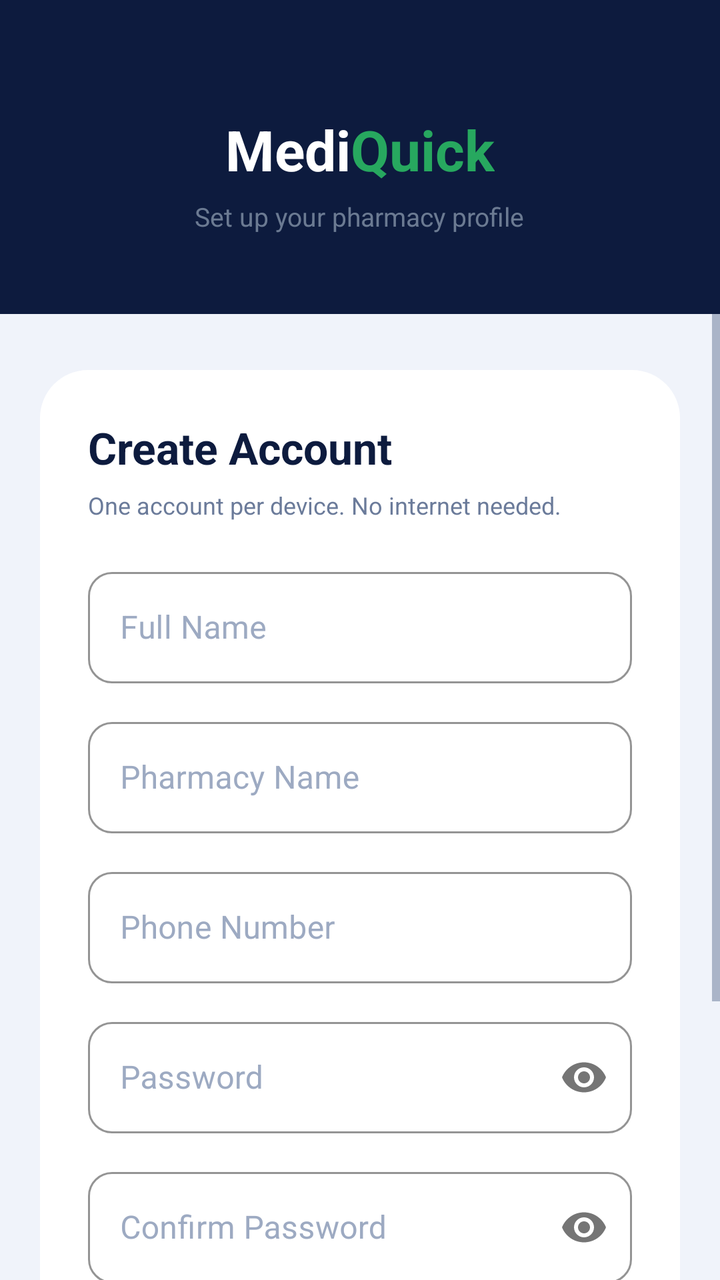
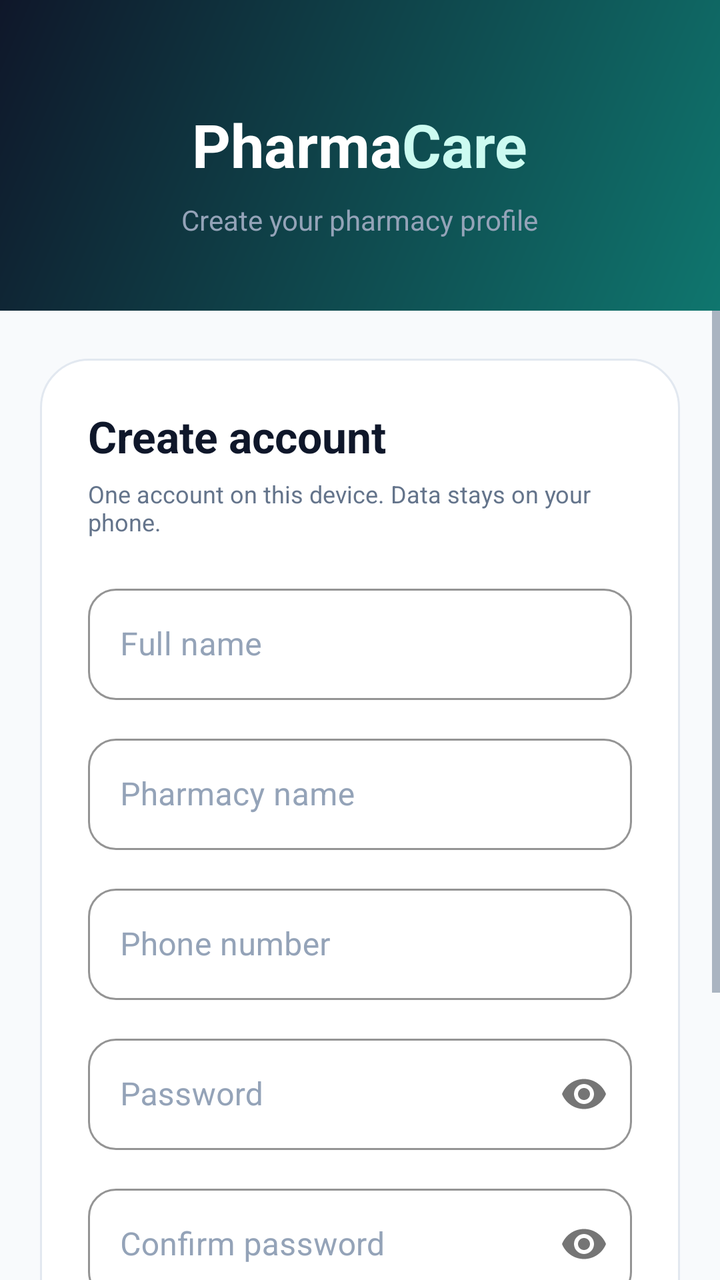

The first picture is an Android layout as it rendered before a commit; the second is the same layout after the commit. The layout source and the unified diff follow.
<!-- AndroidManifest.xml: application theme Theme.MediQuick -->
<!-- res/layout/activity_sign_up.xml -->
<?xml version="1.0" encoding="utf-8"?>
<LinearLayout xmlns:android="http://schemas.android.com/apk/res/android"
    xmlns:app="http://schemas.android.com/apk/res-auto"
    android:layout_width="match_parent"
    android:layout_height="match_parent"
    android:orientation="vertical"
    android:background="@color/surface">

    
    <LinearLayout
        android:layout_width="match_parent"
        android:layout_height="wrap_content"
        android:orientation="vertical"
        android:gravity="center"
        android:background="@color/navy"
        android:paddingTop="56dp"
        android:paddingBottom="40dp"
        android:paddingHorizontal="28dp">

        <LinearLayout
            android:layout_width="wrap_content"
            android:layout_height="wrap_content"
            android:orientation="horizontal">

            <TextView
                android:layout_width="wrap_content"
                android:layout_height="wrap_content"
                android:text="Medi"
                android:textColor="@color/white"
                android:textSize="28sp"
                android:textStyle="bold" />

            <TextView
                android:layout_width="wrap_content"
                android:layout_height="wrap_content"
                android:text="Quick"
                android:textColor="@color/green_primary"
                android:textSize="28sp"
                android:textStyle="bold" />

        </LinearLayout>

        <TextView
            android:layout_width="wrap_content"
            android:layout_height="wrap_content"
            android:layout_marginTop="6dp"
            android:text="Set up your pharmacy profile"
            android:textColor="#99AABBCC"
            android:textSize="13sp" />

    </LinearLayout>

    
    <ScrollView
        android:layout_width="match_parent"
        android:layout_height="0dp"
        android:layout_weight="1">

        <LinearLayout
            android:layout_width="match_parent"
            android:layout_height="wrap_content"
            android:orientation="vertical"
            android:paddingHorizontal="20dp"
            android:paddingTop="28dp"
            android:paddingBottom="32dp">

            <LinearLayout
                android:layout_width="match_parent"
                android:layout_height="wrap_content"
                android:orientation="vertical"
                android:background="@drawable/bg_auth_card"
                android:padding="24dp">

                <TextView
                    android:layout_width="wrap_content"
                    android:layout_height="wrap_content"
                    android:text="Create Account"
                    android:textColor="@color/navy"
                    android:textSize="22sp"
                    android:textStyle="bold"
                    android:layout_marginBottom="6dp" />

                <TextView
                    android:layout_width="wrap_content"
                    android:layout_height="wrap_content"
                    android:text="One account per device. No internet needed."
                    android:textColor="@color/text_secondary"
                    android:textSize="12sp"
                    android:layout_marginBottom="20dp" />

                
                <com.google.android.material.textfield.TextInputLayout
                    android:id="@+id/tilName"
                    style="@style/InputLayout"
                    android:layout_width="match_parent"
                    android:layout_height="wrap_content"
                    android:hint="Full Name"
                    android:layout_marginBottom="14dp">

                    <com.google.android.material.textfield.TextInputEditText
                        android:id="@+id/etName"
                        android:layout_width="match_parent"
                        android:layout_height="wrap_content"
                        android:inputType="textPersonName"
                        android:maxLines="1"
                        android:textColor="@color/black" />

                </com.google.android.material.textfield.TextInputLayout>

                
                <com.google.android.material.textfield.TextInputLayout
                    android:id="@+id/tilPharmacy"
                    style="@style/InputLayout"
                    android:layout_width="match_parent"
                    android:layout_height="wrap_content"
                    android:hint="Pharmacy Name"
                    android:layout_marginBottom="14dp">

                    <com.google.android.material.textfield.TextInputEditText
                        android:id="@+id/etPharmacy"
                        android:layout_width="match_parent"
                        android:layout_height="wrap_content"
                        android:inputType="textCapWords"
                        android:maxLines="1"
                        android:textColor="@color/black" />

                </com.google.android.material.textfield.TextInputLayout>

                
                <com.google.android.material.textfield.TextInputLayout
                    android:id="@+id/tilPhone"
                    style="@style/InputLayout"
                    android:layout_width="match_parent"
                    android:layout_height="wrap_content"
                    android:hint="Phone Number"
                    android:layout_marginBottom="14dp">

                    <com.google.android.material.textfield.TextInputEditText
                        android:id="@+id/etPhone"
                        android:layout_width="match_parent"
                        android:layout_height="wrap_content"
                        android:inputType="phone"
                        android:maxLines="1"
                        android:textColor="@color/black" />

                </com.google.android.material.textfield.TextInputLayout>

                
                <com.google.android.material.textfield.TextInputLayout
                    android:id="@+id/tilPassword"
                    style="@style/InputLayout"
                    android:layout_width="match_parent"
                    android:layout_height="wrap_content"
                    android:hint="Password"
                    app:passwordToggleEnabled="true"
                    android:layout_marginBottom="14dp">

                    <com.google.android.material.textfield.TextInputEditText
                        android:id="@+id/etPassword"
                        android:layout_width="match_parent"
                        android:layout_height="wrap_content"
                        android:inputType="textPassword"
                        android:maxLines="1"
                        android:textColor="@color/black" />

                </com.google.android.material.textfield.TextInputLayout>

                
                <com.google.android.material.textfield.TextInputLayout
                    android:id="@+id/tilConfirm"
                    style="@style/InputLayout"
                    android:layout_width="match_parent"
                    android:layout_height="wrap_content"
                    android:hint="Confirm Password"
                    app:passwordToggleEnabled="true"
                    android:layout_marginBottom="24dp">

                    <com.google.android.material.textfield.TextInputEditText
                        android:id="@+id/etConfirm"
                        android:layout_width="match_parent"
                        android:layout_height="wrap_content"
                        android:inputType="textPassword"
                        android:maxLines="1"
                        android:textColor="@color/black" />

                </com.google.android.material.textfield.TextInputLayout>

                
                <TextView
                    android:id="@+id/tvError"
                    android:layout_width="match_parent"
                    android:layout_height="wrap_content"
                    android:text=""
                    android:textColor="@color/error"
                    android:textSize="13sp"
                    android:visibility="gone"
                    android:layout_marginBottom="12dp" />

                
                <Button
                    android:id="@+id/btnSignUp"
                    android:layout_width="match_parent"
                    android:layout_height="54dp"
                    android:text="Create Account"
                    android:textSize="15sp"
                    android:textStyle="bold"
                    android:textColor="@color/white"
                    android:background="@drawable/bg_green_button"
                    style="@style/Widget.MaterialComponents.Button.UnelevatedButton" />

                
                <View
                    android:layout_width="match_parent"
                    android:layout_height="1dp"
                    android:background="@color/border"
                    android:layout_marginVertical="20dp" />

                
                <TextView
                    android:id="@+id/tvGoSignIn"
                    android:layout_width="match_parent"
                    android:layout_height="wrap_content"
                    android:text="Already have an account? Sign In"
                    android:textColor="@color/green_primary"
                    android:textSize="14sp"
                    android:textStyle="bold"
                    android:gravity="center"
                    android:clickable="true"
                    android:focusable="true" />

            </LinearLayout>

        </LinearLayout>
    </ScrollView>

</LinearLayout>
<!-- resources referenced by this layout -->
<resources>
  <color name="black">#000000</color>
  <color name="border">#E2E8F5</color>
  <color name="error">#E5534B</color>
  <color name="green_primary">#27A85F</color>
  <color name="navy">#0D1B3E</color>
  <color name="surface">#F0F3FA</color>
  <color name="text_secondary">#6B7B9A</color>
  <!-- drawable bg_auth_card (drawable) -->
  <?xml version="1.0" encoding="utf-8"?>
  <shape xmlns:android="http://schemas.android.com/apk/res/android"
      android:shape="rectangle">
      <solid android:color="@color/white" />
      <corners android:radius="24dp" />
  </shape>
  <!-- drawable bg_green_button (drawable) -->
  <?xml version="1.0" encoding="utf-8"?>
  <shape xmlns:android="http://schemas.android.com/apk/res/android"
      android:shape="rectangle">
      <solid android:color="@color/green_primary" />
      <corners android:radius="14dp" />
  </shape>
  <style name="InputLayout" parent="Widget.MaterialComponents.TextInputLayout.OutlinedBox">
          <item name="boxStrokeColor">@color/border</item>
          <item name="hintTextColor">@color/text_secondary</item>
          <item name="boxCornerRadiusTopStart">12dp</item>
          <item name="boxCornerRadiusTopEnd">12dp</item>
          <item name="boxCornerRadiusBottomStart">12dp</item>
          <item name="boxCornerRadiusBottomEnd">12dp</item>
          <item name="boxBackgroundColor">@color/white</item>
          
          <item name="android:textColorHint">@color/text_hint</item>
      </style>
  <style name="Theme.MediQuick" parent="Theme.MaterialComponents.DayNight.NoActionBar">
          <item name="colorPrimary">@color/green_primary</item>
          <item name="colorPrimaryVariant">@color/green_dark</item>
          <item name="colorOnPrimary">@color/white</item>
          <item name="android:windowBackground">@color/navy</item>
          <item name="android:statusBarColor">@color/navy</item>
          <item name="android:navigationBarColor">@color/navy</item>
          <item name="android:windowLightStatusBar">false</item>
          
          <item name="android:textColor">@color/black</item>
          <item name="android:textColorPrimary">@color/black</item>
          <item name="android:textColorSecondary">@color/text_secondary</item>
          <item name="colorControlNormal">@color/text_secondary</item>
          <item name="colorControlActivated">@color/green_primary</item>
          <item name="colorControlHighlight">@color/green_light</item>
      </style>
  <color name="text_hint">#9DAAC2</color>
  <color name="green_dark">#1D8B4C</color>
  <color name="green_light">#E8F7EF</color>
  <!-- unchanged entries left out for length: 1 -->
</resources>

<!-- the commit's change to res/layout/activity_sign_up.xml (unified diff, before → after) -->
@@ -3,19 +3,18 @@
     xmlns:app="http://schemas.android.com/apk/res-auto"
     android:layout_width="match_parent"
     android:layout_height="match_parent"
-    android:orientation="vertical"
-    android:background="@color/surface">
-
-    
+    android:background="@color/surface"
+    android:orientation="vertical">
+
     <LinearLayout
         android:layout_width="match_parent"
         android:layout_height="wrap_content"
+        android:background="@drawable/bg_header_gradient"
+        android:gravity="center"
         android:orientation="vertical"
-        android:gravity="center"
-        android:background="@color/navy"
-        android:paddingTop="56dp"
-        android:paddingBottom="40dp"
-        android:paddingHorizontal="28dp">
+        android:paddingHorizontal="28dp"
+        android:paddingTop="52dp"
+        android:paddingBottom="36dp">
 
         <LinearLayout
             android:layout_width="wrap_content"
@@ -25,32 +24,30 @@
             <TextView
                 android:layout_width="wrap_content"
                 android:layout_height="wrap_content"
-                android:text="Medi"
+                android:text="Pharma"
                 android:textColor="@color/white"
-                android:textSize="28sp"
+                android:textSize="30sp"
                 android:textStyle="bold" />
 
             <TextView
                 android:layout_width="wrap_content"
                 android:layout_height="wrap_content"
-                android:text="Quick"
-                android:textColor="@color/green_primary"
-                android:textSize="28sp"
+                android:text="Care"
+                android:textColor="@color/green_light"
+                android:textSize="30sp"
                 android:textStyle="bold" />
-
         </LinearLayout>
 
         <TextView
             android:layout_width="wrap_content"
             android:layout_height="wrap_content"
-            android:layout_marginTop="6dp"
-            android:text="Set up your pharmacy profile"
-            android:textColor="#99AABBCC"
-            android:textSize="13sp" />
-
+            android:layout_marginTop="8dp"
+            android:gravity="center"
+            android:text="@string/setup_profile"
+            android:textColor="@color/text_on_header_muted"
+            android:textSize="14sp" />
     </LinearLayout>
 
-    
     <ScrollView
         android:layout_width="match_parent"
         android:layout_height="0dp"
@@ -61,41 +58,40 @@
             android:layout_height="wrap_content"
             android:orientation="vertical"
             android:paddingHorizontal="20dp"
-            android:paddingTop="28dp"
+            android:paddingTop="24dp"
             android:paddingBottom="32dp">
 
             <LinearLayout
                 android:layout_width="match_parent"
                 android:layout_height="wrap_content"
+                android:background="@drawable/bg_auth_card"
                 android:orientation="vertical"
-                android:background="@drawable/bg_auth_card"
                 android:padding="24dp">
 
                 <TextView
                     android:layout_width="wrap_content"
                     android:layout_height="wrap_content"
-                    android:text="Create Account"
+                    android:layout_marginBottom="6dp"
+                    android:text="@string/sign_up"
                     android:textColor="@color/navy"
                     android:textSize="22sp"
-                    android:textStyle="bold"
-                    android:layout_marginBottom="6dp" />
+                    android:textStyle="bold" />
 
                 <TextView
                     android:layout_width="wrap_content"
                     android:layout_height="wrap_content"
-                    android:text="One account per device. No internet needed."
+                    android:layout_marginBottom="20dp"
+                    android:text="@string/signup_disclaimer"
                     android:textColor="@color/text_secondary"
-                    android:textSize="12sp"
-                    android:layout_marginBottom="20dp" />
-
-                
+                    android:textSize="12sp" />
+
                 <com.google.android.material.textfield.TextInputLayout
                     android:id="@+id/tilName"
                     style="@style/InputLayout"
                     android:layout_width="match_parent"
                     android:layout_height="wrap_content"
-                    android:hint="Full Name"
-                    android:layout_marginBottom="14dp">
+                    android:layout_marginBottom="14dp"
+                    android:hint="@string/full_name">
 
                     <com.google.android.material.textfield.TextInputEditText
                         android:id="@+id/etName"
@@ -104,17 +100,15 @@
                         android:inputType="textPersonName"
                         android:maxLines="1"
                         android:textColor="@color/black" />
-
-                </com.google.android.material.textfield.TextInputLayout>
-
-                
+                </com.google.android.material.textfield.TextInputLayout>
+
                 <com.google.android.material.textfield.TextInputLayout
                     android:id="@+id/tilPharmacy"
                     style="@style/InputLayout"
                     android:layout_width="match_parent"
                     android:layout_height="wrap_content"
-                    android:hint="Pharmacy Name"
-                    android:layout_marginBottom="14dp">
+                    android:layout_marginBottom="14dp"
+                    android:hint="@string/pharmacy_name">
 
                     <com.google.android.material.textfield.TextInputEditText
                         android:id="@+id/etPharmacy"
@@ -123,17 +117,15 @@
                         android:inputType="textCapWords"
                         android:maxLines="1"
                         android:textColor="@color/black" />
-
-                </com.google.android.material.textfield.TextInputLayout>
-
-                
+                </com.google.android.material.textfield.TextInputLayout>
+
                 <com.google.android.material.textfield.TextInputLayout
                     android:id="@+id/tilPhone"
                     style="@style/InputLayout"
                     android:layout_width="match_parent"
                     android:layout_height="wrap_content"
-                    android:hint="Phone Number"
-                    android:layout_marginBottom="14dp">
+                    android:layout_marginBottom="14dp"
+                    android:hint="@string/phone_number">
 
                     <com.google.android.material.textfield.TextInputEditText
                         android:id="@+id/etPhone"
@@ -142,18 +134,16 @@
                         android:inputType="phone"
                         android:maxLines="1"
                         android:textColor="@color/black" />
-
-                </com.google.android.material.textfield.TextInputLayout>
-
-                
+                </com.google.android.material.textfield.TextInputLayout>
+
                 <com.google.android.material.textfield.TextInputLayout
                     android:id="@+id/tilPassword"
                     style="@style/InputLayout"
                     android:layout_width="match_parent"
                     android:layout_height="wrap_content"
-                    android:hint="Password"
-                    app:passwordToggleEnabled="true"
-                    android:layout_marginBottom="14dp">
+                    android:layout_marginBottom="14dp"
+                    android:hint="@string/password"
+                    app:passwordToggleEnabled="true">
 
                     <com.google.android.material.textfield.TextInputEditText
                         android:id="@+id/etPassword"
@@ -162,18 +152,16 @@
                         android:inputType="textPassword"
                         android:maxLines="1"
                         android:textColor="@color/black" />
-
-                </com.google.android.material.textfield.TextInputLayout>
-
-                
+                </com.google.android.material.textfield.TextInputLayout>
+
                 <com.google.android.material.textfield.TextInputLayout
                     android:id="@+id/tilConfirm"
                     style="@style/InputLayout"
                     android:layout_width="match_parent"
                     android:layout_height="wrap_content"
-                    android:hint="Confirm Password"
-                    app:passwordToggleEnabled="true"
-                    android:layout_marginBottom="24dp">
+                    android:layout_marginBottom="24dp"
+                    android:hint="@string/confirm_password"
+                    app:passwordToggleEnabled="true">
 
                     <com.google.android.material.textfield.TextInputEditText
                         android:id="@+id/etConfirm"
@@ -182,55 +170,47 @@
                         android:inputType="textPassword"
                         android:maxLines="1"
                         android:textColor="@color/black" />
-
-                </com.google.android.material.textfield.TextInputLayout>
-
-                
+                </com.google.android.material.textfield.TextInputLayout>
+
                 <TextView
                     android:id="@+id/tvError"
                     android:layout_width="match_parent"
                     android:layout_height="wrap_content"
+                    android:layout_marginBottom="12dp"
                     android:text=""
                     android:textColor="@color/error"
                     android:textSize="13sp"
-                    android:visibility="gone"
-                    android:layout_marginBottom="12dp" />
-
-                
+                    android:visibility="gone" />
+
                 <Button
                     android:id="@+id/btnSignUp"
+                    style="@style/Widget.MaterialComponents.Button.UnelevatedButton"
                     android:layout_width="match_parent"
                     android:layout_height="54dp"
-                    android:text="Create Account"
+                    android:background="@drawable/bg_green_button"
+                    android:text="@string/sign_up"
+                    android:textColor="@color/white"
                     android:textSize="15sp"
-                    android:textStyle="bold"
-                    android:textColor="@color/white"
-                    android:background="@drawable/bg_green_button"
-                    style="@style/Widget.MaterialComponents.Button.UnelevatedButton" />
-
-                
+                    android:textStyle="bold" />
+
                 <View
                     android:layout_width="match_parent"
                     android:layout_height="1dp"
-                    android:background="@color/border"
-                    android:layout_marginVertical="20dp" />
-
-                
+                    android:layout_marginVertical="20dp"
+                    android:background="@color/border" />
+
                 <TextView
                     android:id="@+id/tvGoSignIn"
                     android:layout_width="match_parent"
                     android:layout_height="wrap_content"
-                    android:text="Already have an account? Sign In"
+                    android:clickable="true"
+                    android:focusable="true"
+                    android:gravity="center"
+                    android:text="@string/already_have_account"
                     android:textColor="@color/green_primary"
                     android:textSize="14sp"
-                    android:textStyle="bold"
-                    android:gravity="center"
-                    android:clickable="true"
-                    android:focusable="true" />
-
+                    android:textStyle="bold" />
             </LinearLayout>
-
         </LinearLayout>
     </ScrollView>
-
 </LinearLayout>
<!-- resource entries referenced after the edit -->
@@ -1,56 +1,87 @@
 <!-- resources referenced by this layout -->
 <resources>
-  <color name="black">#000000</color>
-  <color name="border">#E2E8F5</color>
-  <color name="error">#E5534B</color>
-  <color name="green_primary">#27A85F</color>
-  <color name="navy">#0D1B3E</color>
-  <color name="surface">#F0F3FA</color>
-  <color name="text_secondary">#6B7B9A</color>
+  <color name="black">#0F172A</color>
+  <color name="border">#E2E8F0</color>
+  <color name="error">#DC2626</color>
+  <color name="green_primary">#0D9488</color>
+  <color name="navy">#0F172A</color>
+  <color name="surface">#F8FAFC</color>
+  <color name="text_on_header_muted">#94A3B8</color>
+  <color name="text_secondary">#64748B</color>
   <!-- drawable bg_auth_card (drawable) -->
   <?xml version="1.0" encoding="utf-8"?>
   <shape xmlns:android="http://schemas.android.com/apk/res/android"
       android:shape="rectangle">
       <solid android:color="@color/white" />
       <corners android:radius="24dp" />
+      <stroke
+          android:width="1dp"
+          android:color="@color/border" />
   </shape>
   <!-- drawable bg_green_button (drawable) -->
   <?xml version="1.0" encoding="utf-8"?>
+  <ripple xmlns:android="http://schemas.android.com/apk/res/android"
+      android:color="#40FFFFFF">
+      <item>
+          <shape android:shape="rectangle">
+              <solid android:color="@color/green_primary" />
+              <corners android:radius="14dp" />
+          </shape>
+      </item>
+  </ripple>
+  <!-- drawable bg_header_gradient (drawable) -->
+  <?xml version="1.0" encoding="utf-8"?>
   <shape xmlns:android="http://schemas.android.com/apk/res/android"
       android:shape="rectangle">
-      <solid android:color="@color/green_primary" />
-      <corners android:radius="14dp" />
+      <gradient
+          android:angle="135"
+          android:endColor="@color/navy"
+          android:startColor="@color/green_dark"
+          android:type="linear" />
   </shape>
+  <string name="already_have_account">Already have an account? Sign in</string>
+  <string name="confirm_password">Confirm password</string>
+  <string name="full_name">Full name</string>
+  <string name="password">Password</string>
+  <string name="pharmacy_name">Pharmacy name</string>
+  <string name="phone_number">Phone number</string>
+  <string name="setup_profile">Create your pharmacy profile</string>
+  <string name="sign_up">Create account</string>
+  <string name="signup_disclaimer">One account on this device. Data stays on your phone.</string>
   <style name="InputLayout" parent="Widget.MaterialComponents.TextInputLayout.OutlinedBox">
           <item name="boxStrokeColor">@color/border</item>
           <item name="hintTextColor">@color/text_secondary</item>
-          <item name="boxCornerRadiusTopStart">12dp</item>
-          <item name="boxCornerRadiusTopEnd">12dp</item>
-          <item name="boxCornerRadiusBottomStart">12dp</item>
-          <item name="boxCornerRadiusBottomEnd">12dp</item>
+          <item name="boxCornerRadiusTopStart">14dp</item>
+          <item name="boxCornerRadiusTopEnd">14dp</item>
+          <item name="boxCornerRadiusBottomStart">14dp</item>
+          <item name="boxCornerRadiusBottomEnd">14dp</item>
           <item name="boxBackgroundColor">@color/white</item>
-          
           <item name="android:textColorHint">@color/text_hint</item>
       </style>
-  <style name="Theme.MediQuick" parent="Theme.MaterialComponents.DayNight.NoActionBar">
+  <style name="Theme.MediQuick" parent="Theme.Material3.DayNight.NoActionBar">
           <item name="colorPrimary">@color/green_primary</item>
-          <item name="colorPrimaryVariant">@color/green_dark</item>
           <item name="colorOnPrimary">@color/white</item>
-          <item name="android:windowBackground">@color/navy</item>
+          <item name="colorPrimaryContainer">@color/green_light</item>
+          <item name="colorOnPrimaryContainer">@color/green_dark</item>
+          <item name="colorSecondary">@color/accent_blue</item>
+          <item name="android:colorBackground">@color/surface</item>
+          <item name="colorSurface">@color/surface_elevated</item>
+          <item name="colorError">@color/error</item>
           <item name="android:statusBarColor">@color/navy</item>
-          <item name="android:navigationBarColor">@color/navy</item>
+          <item name="android:navigationBarColor">@color/surface</item>
           <item name="android:windowLightStatusBar">false</item>
-          
-          <item name="android:textColor">@color/black</item>
+          <item name="android:windowLightNavigationBar">true</item>
           <item name="android:textColorPrimary">@color/black</item>
           <item name="android:textColorSecondary">@color/text_secondary</item>
           <item name="colorControlNormal">@color/text_secondary</item>
           <item name="colorControlActivated">@color/green_primary</item>
           <item name="colorControlHighlight">@color/green_light</item>
       </style>
-  <color name="text_hint">#9DAAC2</color>
-  <color name="green_dark">#1D8B4C</color>
-  <color name="green_light">#E8F7EF</color>
+  <color name="text_hint">#94A3B8</color>
+  <color name="accent_blue">#0284C7</color>
+  <color name="surface_elevated">#FFFFFF</color>
+  <color name="green_dark">#0F766E</color>
+  <color name="green_light">#CCFBF1</color>
   <!-- unchanged entries left out for length: 1 -->
 </resources>
 
